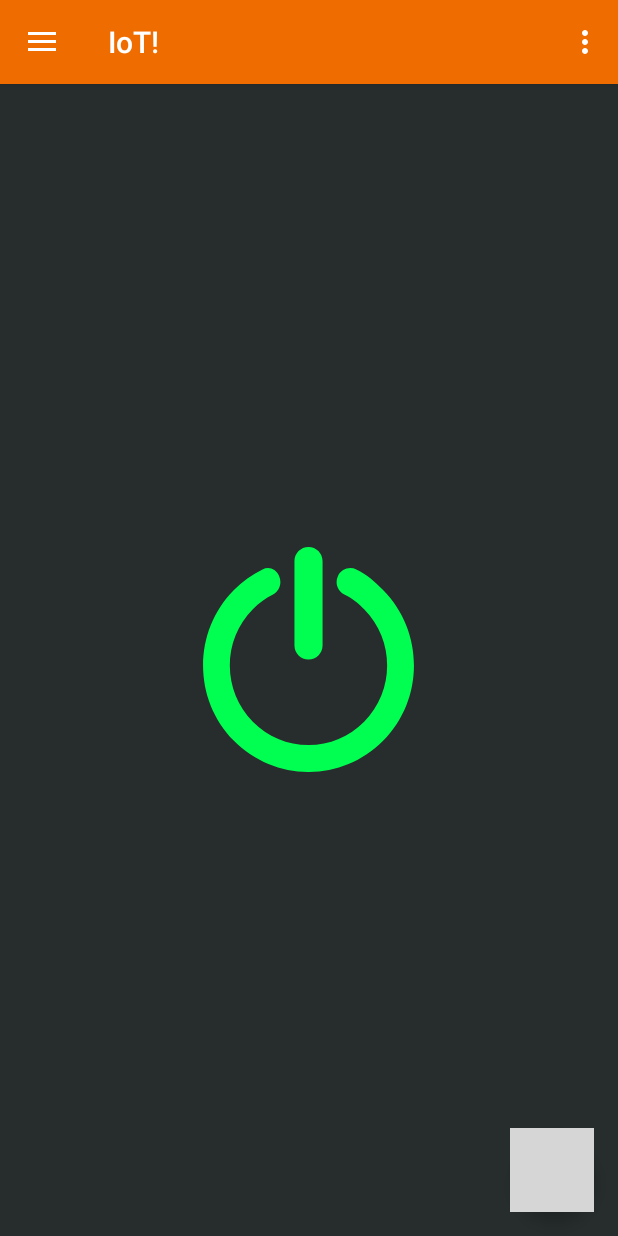
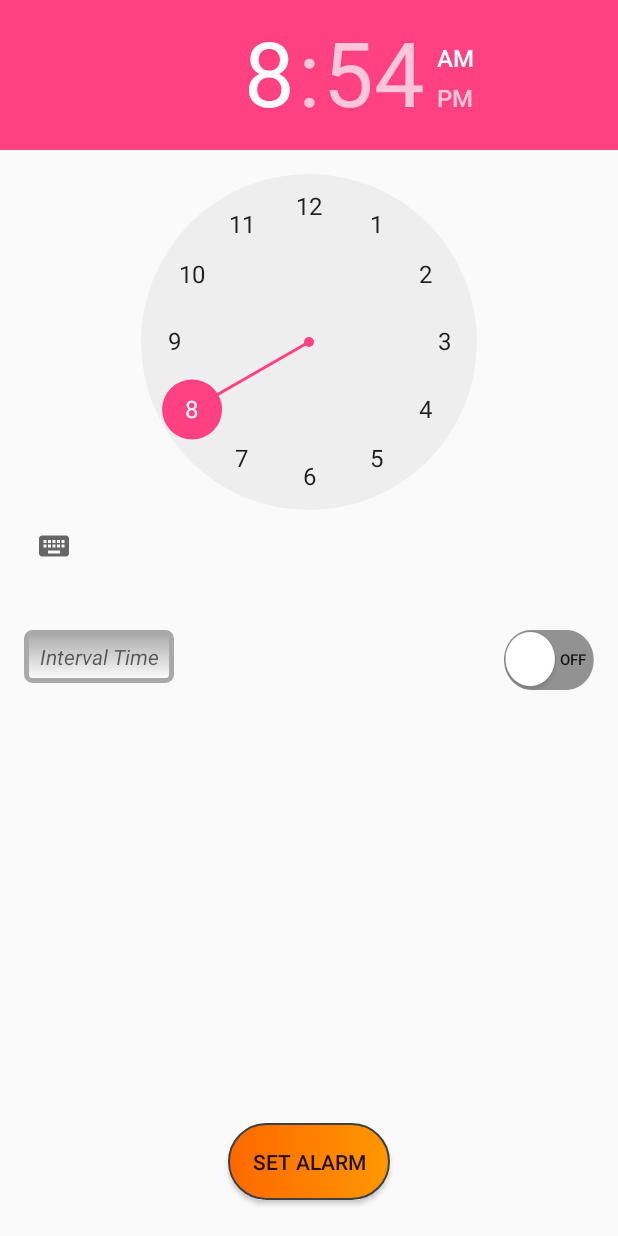
Before and after one commit to droideveloper1996/InternetOfThings1, an Android app: the MainActivity screen opened directly, with no data from a screen before it, in the side drawer, after a tap on "Timer", on a phone screen of 412 x 824 dp. Run offline under Robolectric (Android 15) with nearby library versions, the light colour scheme and no system bars; our stand-ins replace Volley; network calls fail; grey boxes are pictures that could not be loaded.

Commit message:
Fourth commit - AlarmEdit

```diff
--- a/app/src/main/AndroidManifest.xml
+++ b/app/src/main/AndroidManifest.xml
@@ -60,7 +60,8 @@
             </intent-filter>
         </service>
 
-        <activity android:name=".AlarmActivity">
+        <activity android:name=".AlarmActivity"
+            android:parentActivityName=".MainActivity">
         </activity>
         <receiver android:name=".AlarmBroadCast"/>
     </application>
--- /dev/null
+++ b/app/src/main/java/iotmaster/com/internetofthings/AlarmActivity.java
@@ -0,0 +1,91 @@
+package iotmaster.com.internetofthings;
+
+import android.app.AlarmManager;
+import android.app.PendingIntent;
+import android.content.Intent;
+import android.icu.util.Calendar;
+import android.os.Bundle;
+import android.support.v7.app.AppCompatActivity;
+import android.view.View;
+import android.view.View.OnClickListener;
+import android.widget.Button;
+import android.widget.CompoundButton;
+import android.widget.CompoundButton.OnCheckedChangeListener;
+import android.widget.EditText;
+import android.widget.TimePicker;
+import android.widget.Toast;
+import android.widget.ToggleButton;
+
+public class AlarmActivity extends AppCompatActivity {
+
+    AlarmManager alarmManager;
+
+    @Override
+    protected void onCreate(Bundle savedInstanceState) {
+        super.onCreate(savedInstanceState);
+        setContentView(R.layout.activity_alarm);
+
+        final TimePicker timePicker = (TimePicker) findViewById(R.id.timePicker);
+        Button button = (Button) findViewById(R.id.setTime);
+        alarmManager = (AlarmManager) getSystemService(ALARM_SERVICE);
+        final EditText intr=(EditText)findViewById(R.id.interval);
+        final ToggleButton toggleButton=(ToggleButton)findViewById(R.id.toggleButton);
+        toggleButton.setOnCheckedChangeListener(new OnCheckedChangeListener() {
+            @Override
+            public void onCheckedChanged(CompoundButton buttonView, boolean isChecked) {
+                if(isChecked)
+                {
+                    toggleButton.setTextAlignment(View.TEXT_ALIGNMENT_TEXT_START);
+
+                    Toast.makeText(AlarmActivity.this,"On",Toast.LENGTH_SHORT).show();
+
+                }
+                else
+                {
+                    toggleButton.setTextAlignment(View.TEXT_ALIGNMENT_TEXT_END);
+
+                    Toast.makeText(AlarmActivity.this,"off",Toast.LENGTH_SHORT).show();
+                }
+            }
+        });{
+
+        }
+        button.setOnClickListener(new OnClickListener() {
+            @Override
+            public void onClick(View v) {
+                int hour = timePicker.getHour();
+                int min = timePicker.getMinute();
+                int inter=24;
+                try {
+                    inter = Integer.parseInt(intr.getText().toString());
+                }
+                catch(Exception e)
+                {
+                    e.printStackTrace();
+                    Toast.makeText(AlarmActivity.this,"Problem Setting alarm",Toast.LENGTH_LONG).show();
+                }
+                Toast.makeText(getApplicationContext(), "Current Time = " + timePicker.getCurrentHour() + ":" + timePicker.getMinute(), Toast.LENGTH_SHORT).show();
+                setAlarm(hour, min,inter);
+
+                finish();
+            }
+
+
+        });
+
+
+
+    }
+
+    private void setAlarm(int hour, int min,int inteval) {
+
+        Intent intent = new Intent(this, AlarmBroadCast.class);
+        PendingIntent pendingIntent = PendingIntent.getBroadcast(this, 1, intent, PendingIntent.FLAG_UPDATE_CURRENT);
+        Calendar calendar = Calendar.getInstance();
+        calendar.setTimeInMillis(System.currentTimeMillis());
+        calendar.set(Calendar.HOUR_OF_DAY, hour);
+        calendar.set(Calendar.MINUTE, min);
+        alarmManager.setRepeating(AlarmManager.RTC_WAKEUP, calendar.getTimeInMillis(),
+                1000 * 60 * inteval * 60, pendingIntent);
+    }
+}
--- a/app/src/main/java/iotmaster/com/internetofthings/AlarmBroadCast.java
+++ b/app/src/main/java/iotmaster/com/internetofthings/AlarmBroadCast.java
@@ -11,6 +11,8 @@ import android.content.Intent;
 public class AlarmBroadCast extends BroadcastReceiver {
     @Override
     public void onReceive(Context context, Intent intent) {
+        NetworkUtils.getdata(context, "0");
         NotificationUtils.alarmNotification(context);
+
     }
 }
--- a/app/src/main/res/drawable/btn_shape.xml
+++ b/app/src/main/res/drawable/btn_shape.xml
@@ -1,7 +1,7 @@
 <shape xmlns:android="http://schemas.android.com/apk/res/android"
        android:shape="rectangle">
     <stroke
-        android:width="2dp"
+        android:width="1dp"
         android:color="#FF404040"/>
     <corners android:radius="25dp"/>
     <gradient
--- /dev/null
+++ b/app/src/main/res/drawable/toggle_selector.xml
@@ -0,0 +1,10 @@
+<?xml version="1.0" encoding="utf-8"?>
+<selector xmlns:android="http://schemas.android.com/apk/res/android">
+    <item
+        android:drawable="@drawable/toggle_on"
+        android:state_checked="true"/>
+
+    <item
+        android:drawable="@drawable/toggle_off"
+        android:state_checked="false"/>
+</selector>
--- /dev/null
+++ b/app/src/main/res/layout/activity_alarm.xml
@@ -0,0 +1,62 @@
+<?xml version="1.0" encoding="utf-8"?>
+<LinearLayout
+    xmlns:android="http://schemas.android.com/apk/res/android"
+    xmlns:tools="http://schemas.android.com/tools"
+    android:layout_width="match_parent"
+    android:layout_height="match_parent"
+    android:orientation="vertical"
+    tools:context="iotmaster.com.internetofthings.AlarmActivity">
+
+
+    <TimePicker
+        android:id="@+id/timePicker"
+        android:layout_width="wrap_content"
+        android:layout_height="wrap_content"></TimePicker>
+
+    <RelativeLayout
+        android:layout_width="match_parent"
+        android:layout_height="match_parent">
+
+        <EditText
+            android:id="@+id/interval"
+            android:layout_width="100dp"
+            android:layout_height="wrap_content"
+            android:layout_marginLeft="16dp"
+            android:layout_marginTop="32dp"
+            android:background="@drawable/edit_text_bg"
+            android:gravity="center"
+            android:inputType="number"
+            android:padding="8dp"
+            android:hint="Interval Time"
+            android:textSize="14dp"
+            android:textStyle="italic"
+            />
+
+        <ToggleButton
+            android:id="@+id/toggleButton"
+            android:layout_width="60dp"
+            android:layout_height="40dp"
+            android:layout_alignParentRight="true"
+            android:layout_marginTop="32dp"
+            android:background="@drawable/toggle_selector"
+            android:checked="false"
+            android:text="On"
+            android:layout_marginRight="16dp"
+            android:padding="5dp"
+            android:textAlignment="textEnd"
+            android:textSize="10dp"
+            android:textOff="Off"/>
+
+
+        <Button
+            android:id="@+id/setTime"
+            android:layout_width="wrap_content"
+            android:layout_height="wrap_content"
+            android:layout_alignParentBottom="true"
+            android:layout_centerHorizontal="true"
+            android:layout_marginBottom="24dp"
+            android:background="@drawable/btn_shape"
+            android:padding="16dp"
+            android:text="Set alarm"/>
+    </RelativeLayout>
+</LinearLayout>
```
Also changed, not shown: app/src/main/res/drawable/locationmap.png (added), app/src/main/res/drawable/toggle_off.png (added), app/src/main/res/drawable/toggle_on.png (added).
